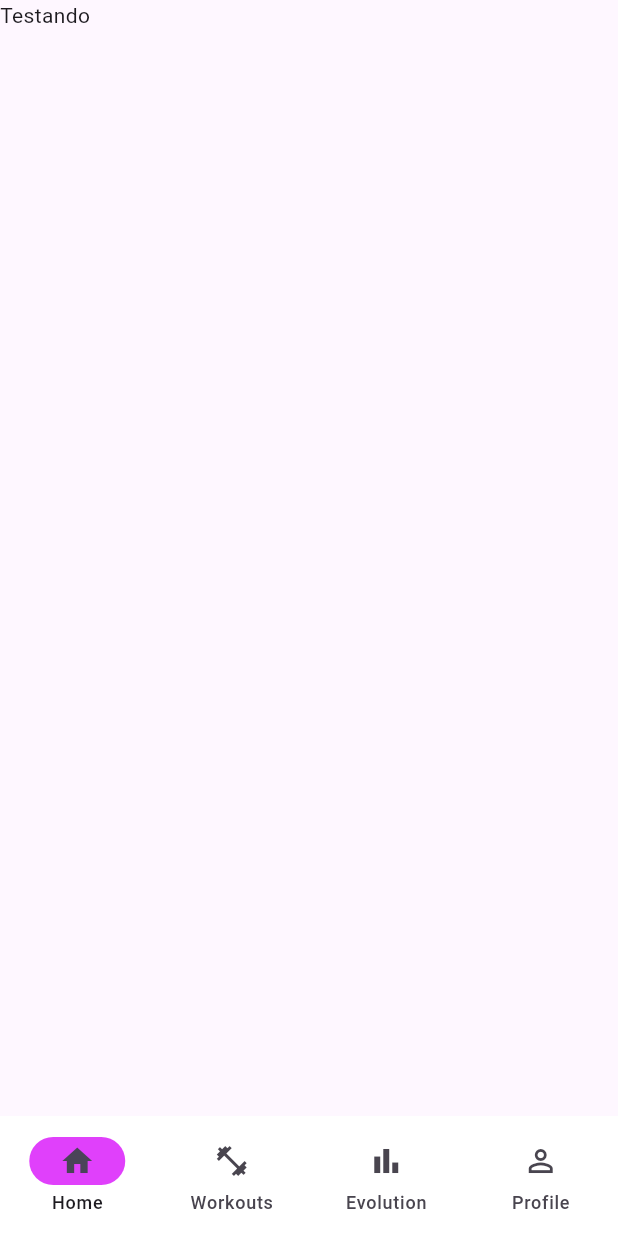
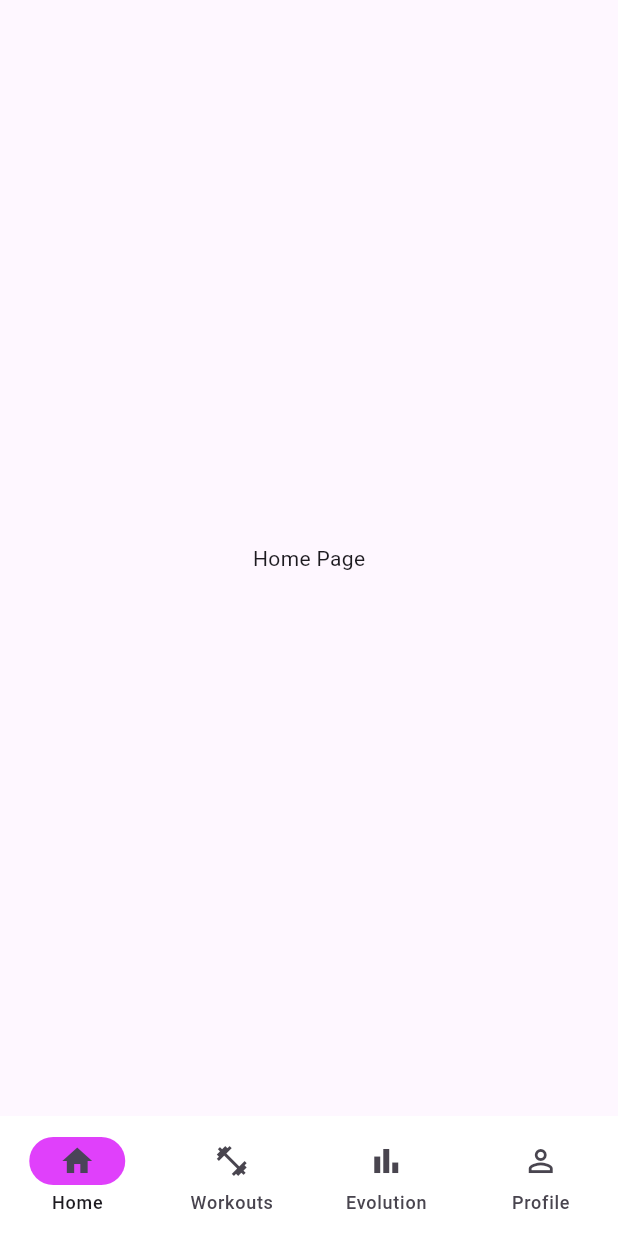
Before and after one commit to ericfr1tzenvalle/gym-tracker-app, a Flutter app: the screen it shows after launch, on a phone screen of 412 x 824 dp. Run offline on Flutter 3.47's test engine with Material 3 defaults, Android fonts, the phone set to English and light mode, and no system bars.

Commit message:
feat: implement main page navigation

```diff
--- a/lib/app_shell.dart
+++ b/lib/app_shell.dart
@@ -1,4 +1,8 @@
 import 'package:flutter/material.dart';
+import 'package:gym_tracker_app/pages/evolution_page.dart';
+import 'package:gym_tracker_app/pages/home_page.dart';
+import 'package:gym_tracker_app/pages/profile_page.dart';
+import 'package:gym_tracker_app/pages/workouts_page.dart';
 
 class AppShell extends StatefulWidget {
   const AppShell({super.key});
@@ -8,11 +12,17 @@ class AppShell extends StatefulWidget {
 }
 
 class _AppShellState extends State<AppShell> {
+  final List _pages = [
+    const HomePage(),
+    const WorkoutsPage(),
+    const EvolutionPage(),
+    const ProfilePage(),
+  ];
   int _selectedIndex = 0;
   @override
   Widget build(BuildContext context) {
     return Scaffold(
-      body: const Text('Testando'),
+      body: _pages[_selectedIndex],
 
       bottomNavigationBar: NavigationBar(
         onDestinationSelected: (index){
--- /dev/null
+++ b/lib/pages/home_page.dart
@@ -0,0 +1,14 @@
+import 'package:flutter/material.dart';
+
+class HomePage extends StatelessWidget {
+  const HomePage({super.key});
+
+  @override
+  Widget build(BuildContext context) {
+    return Scaffold(
+      body: const Center(
+        child: Text('Home Page'),
+      ),
+    );
+  }
+}
```
Also changed, not shown: lib/pages/evolution_page.dart (added, +14 -0 lines), lib/pages/profile_page.dart (added, +15 -0 lines), lib/pages/workouts_page.dart (added, +14 -0 lines).
